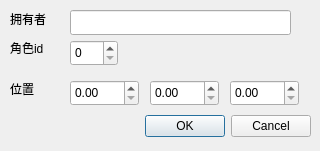
Above: src/gui-admin/addcharacter.ui from SingingRivulet/Smoothly before the change. Below: the same form after it.
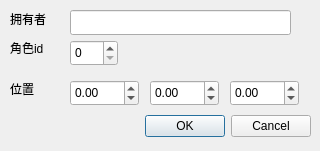
That is the form after the change.

Patch:
```diff
--- a/src/gui-admin/addcharacter.ui
+++ b/src/gui-admin/addcharacter.ui
@@ -48,6 +48,12 @@
      <height>26</height>
     </rect>
    </property>
+   <property name="minimum">
+    <double>-100000.000000000000000</double>
+   </property>
+   <property name="maximum">
+    <double>100000.000000000000000</double>
+   </property>
   </widget>
   <widget class="QDoubleSpinBox" name="doubleSpinBox_y">
    <property name="geometry">
@@ -58,6 +64,12 @@
      <height>26</height>
     </rect>
    </property>
+   <property name="minimum">
+    <double>-100000.000000000000000</double>
+   </property>
+   <property name="value">
+    <double>0.000000000000000</double>
+   </property>
   </widget>
   <widget class="QDoubleSpinBox" name="doubleSpinBox_z">
    <property name="geometry">
@@ -68,6 +80,12 @@
      <height>26</height>
     </rect>
    </property>
+   <property name="minimum">
+    <double>-100000.000000000000000</double>
+   </property>
+   <property name="value">
+    <double>0.000000000000000</double>
+   </property>
   </widget>
   <widget class="QSpinBox" name="spinBox_id">
    <property name="geometry">
```
